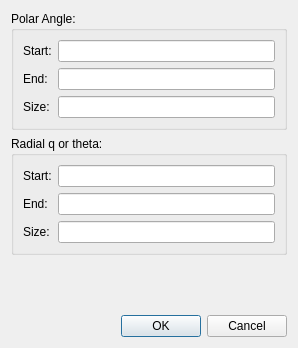
Qt form lavuelib/ui/RangeDialog.ui (syncope/lavue) before a commit.
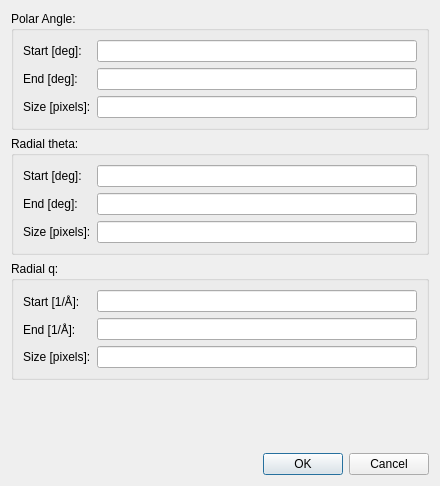
The same form after that commit.

The edit to the form file:
```diff
--- a/lavuelib/ui/RangeDialog.ui
+++ b/lavuelib/ui/RangeDialog.ui
@@ -6,14 +6,14 @@
    <rect>
     <x>0</x>
     <y>0</y>
-    <width>298</width>
-    <height>348</height>
+    <width>440</width>
+    <height>486</height>
    </rect>
   </property>
   <property name="windowTitle">
    <string>Dialog</string>
   </property>
-  <layout class="QGridLayout" name="gridLayout_5">
+  <layout class="QGridLayout" name="gridLayout_7">
    <item row="0" column="0">
     <layout class="QVBoxLayout" name="verticalLayout">
      <item>
@@ -30,7 +30,7 @@
              <string>&lt;html&gt;&lt;head/&gt;&lt;body&gt;&lt;p&gt;start position of polar angle&lt;/p&gt;&lt;/body&gt;&lt;/html&gt;</string>
             </property>
             <property name="text">
-             <string>Start:</string>
+             <string>Start [deg]:</string>
             </property>
             <property name="buddy">
              <cstring>polstartLineEdit</cstring>
@@ -50,7 +50,7 @@
              <string>&lt;html&gt;&lt;head/&gt;&lt;body&gt;&lt;p&gt;end position of polar angle&lt;/p&gt;&lt;/body&gt;&lt;/html&gt;</string>
             </property>
             <property name="text">
-             <string>End:</string>
+             <string>End [deg]:</string>
             </property>
             <property name="buddy">
              <cstring>polEndLineEdit</cstring>
@@ -70,7 +70,7 @@
              <string>&lt;html&gt;&lt;head/&gt;&lt;body&gt;&lt;p&gt;grid size of polar angle&lt;/p&gt;&lt;/body&gt;&lt;/html&gt;</string>
             </property>
             <property name="text">
-             <string>Size:</string>
+             <string>Size [pixels]:</string>
             </property>
             <property name="buddy">
              <cstring>polsizeLineEdit</cstring>
@@ -94,7 +94,7 @@
      <item>
       <widget class="QGroupBox" name="radialGroupBox">
        <property name="title">
-        <string>Radial q or theta:</string>
+        <string>Radial theta:</string>
        </property>
        <layout class="QGridLayout" name="gridLayout_4">
         <item row="0" column="0">
@@ -105,7 +105,7 @@
              <string>&lt;html&gt;&lt;head/&gt;&lt;body&gt;&lt;p&gt;start position of radial coordinate&lt;/p&gt;&lt;/body&gt;&lt;/html&gt;</string>
             </property>
             <property name="text">
-             <string>Start:</string>
+             <string>Start [deg]:</string>
             </property>
             <property name="buddy">
              <cstring>radstartLineEdit</cstring>
@@ -125,7 +125,7 @@
              <string>&lt;html&gt;&lt;head/&gt;&lt;body&gt;&lt;p&gt;end position of radial coordinate&lt;/p&gt;&lt;/body&gt;&lt;/html&gt;</string>
             </property>
             <property name="text">
-             <string>End:</string>
+             <string>End [deg]:</string>
             </property>
             <property name="buddy">
              <cstring>radendLineEdit</cstring>
@@ -145,7 +145,7 @@
              <string>&lt;html&gt;&lt;head/&gt;&lt;body&gt;&lt;p&gt;grid size of radial coordinate&lt;/p&gt;&lt;/body&gt;&lt;/html&gt;</string>
             </property>
             <property name="text">
-             <string>Size:</string>
+             <string>Size [pixels]:</string>
             </property>
             <property name="buddy">
              <cstring>radsizeLineEdit</cstring>
@@ -155,7 +155,80 @@
           <item row="2" column="1">
            <widget class="QLineEdit" name="radsizeLineEdit">
             <property name="toolTip">
-             <string>&lt;html&gt;&lt;head/&gt;&lt;body&gt;&lt;p&gt;grid size of radial coordinate&lt;/p&gt;&lt;/body&gt;&lt;/html&gt;</string>
+             <string>&lt;html&gt;&lt;head/&gt;&lt;body&gt;&lt;p&gt;grid size of radial theta coordinate&lt;/p&gt;&lt;/body&gt;&lt;/html&gt;</string>
+            </property>
+           </widget>
+          </item>
+         </layout>
+        </item>
+       </layout>
+      </widget>
+     </item>
+     <item>
+      <widget class="QGroupBox" name="radialqGroupBox">
+       <property name="title">
+        <string>Radial q:</string>
+       </property>
+       <layout class="QGridLayout" name="gridLayout_5">
+        <item row="0" column="0">
+         <layout class="QGridLayout" name="gridLayout_6">
+          <item row="0" column="0">
+           <widget class="QLabel" name="radqstartLabel">
+            <property name="toolTip">
+             <string>&lt;html&gt;&lt;head/&gt;&lt;body&gt;&lt;p&gt;start position of radial q coordinate&lt;/p&gt;&lt;/body&gt;&lt;/html&gt;</string>
+            </property>
+            <property name="text">
+             <string>Start [1/Å]:</string>
+            </property>
+            <property name="buddy">
+             <cstring>radqstartLineEdit</cstring>
+            </property>
+           </widget>
+          </item>
+          <item row="0" column="1">
+           <widget class="QLineEdit" name="radqstartLineEdit">
+            <property name="toolTip">
+             <string>&lt;html&gt;&lt;head/&gt;&lt;body&gt;&lt;p&gt;start position of radial q coordinate&lt;/p&gt;&lt;/body&gt;&lt;/html&gt;</string>
+            </property>
+           </widget>
+          </item>
+          <item row="1" column="0">
+           <widget class="QLabel" name="radqendLabel">
+            <property name="toolTip">
+             <string>&lt;html&gt;&lt;head/&gt;&lt;body&gt;&lt;p&gt;end position of radial q coordinate&lt;/p&gt;&lt;/body&gt;&lt;/html&gt;</string>
+            </property>
+            <property name="text">
+             <string>End [1/Å]:</string>
+            </property>
+            <property name="buddy">
+             <cstring>radqendLineEdit</cstring>
+            </property>
+           </widget>
+          </item>
+          <item row="1" column="1">
+           <widget class="QLineEdit" name="radqendLineEdit">
+            <property name="toolTip">
+             <string>&lt;html&gt;&lt;head/&gt;&lt;body&gt;&lt;p&gt;end position of radial q coordinate&lt;/p&gt;&lt;/body&gt;&lt;/html&gt;</string>
+            </property>
+           </widget>
+          </item>
+          <item row="2" column="0">
+           <widget class="QLabel" name="radqsizeLabel">
+            <property name="toolTip">
+             <string>&lt;html&gt;&lt;head/&gt;&lt;body&gt;&lt;p&gt;grid size of radial q coordinate&lt;/p&gt;&lt;/body&gt;&lt;/html&gt;</string>
+            </property>
+            <property name="text">
+             <string>Size [pixels]:</string>
+            </property>
+            <property name="buddy">
+             <cstring>radqsizeLineEdit</cstring>
+            </property>
+           </widget>
+          </item>
+          <item row="2" column="1">
+           <widget class="QLineEdit" name="radqsizeLineEdit">
+            <property name="toolTip">
+             <string>&lt;html&gt;&lt;head/&gt;&lt;body&gt;&lt;p&gt;grid size of radial q coordinate&lt;/p&gt;&lt;/body&gt;&lt;/html&gt;</string>
             </property>
            </widget>
           </item>
```
Left out of the diff: 46 changed lines with no effect on the pictures.
